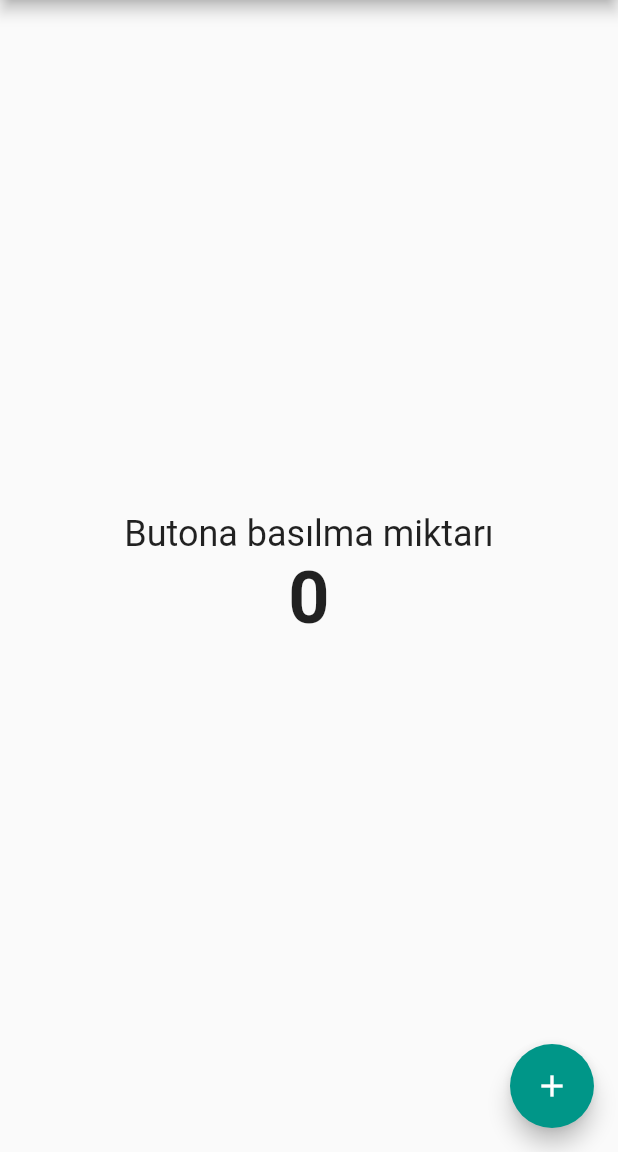
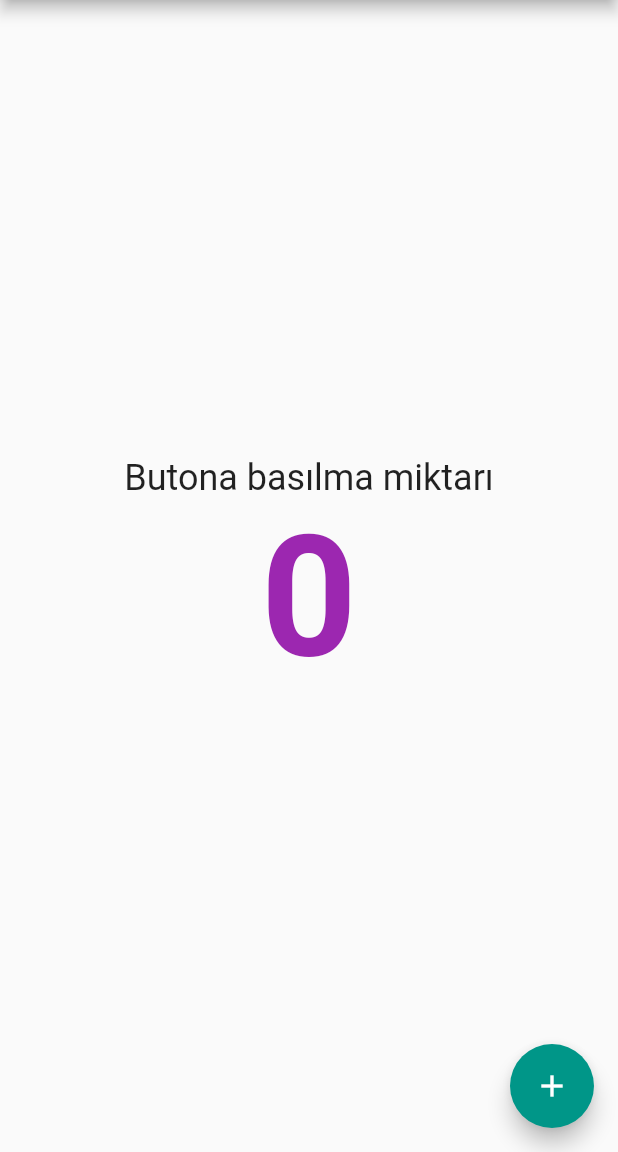
Before and after one commit to dehasuer/Flutter_practice_app, a Flutter app: the screen it shows after launch, on a phone screen of 412 x 824 dp, the part 84-1236 px from its top. Run offline on Flutter 3.47's test engine with Material 2 defaults, Android fonts, the phone set to English and light mode, and no system bars.

Commit message:
theme final

```diff
--- a/lib/main.dart
+++ b/lib/main.dart
@@ -5,7 +5,8 @@ void main() {
   runApp(MyApp());
 }
 
-class MyApp extends StatelessWidget { //değişmeyecek yapılar stateless widgetta olur.
+class MyApp extends StatelessWidget {
+  //değişmeyecek yapılar stateless widgetta olur.
   const MyApp({super.key});
 
   @override
@@ -13,13 +14,20 @@ class MyApp extends StatelessWidget { //değişmeyecek yapılar stateless widget
     debugPrint("MyApp build methodu çalıştu");
     return MaterialApp(
       title: "My Counter App",
-      theme: ThemeData(primarySwatch: Colors.teal),
+      theme: ThemeData(
+        primarySwatch: Colors.teal,
+        textTheme: TextTheme(
+          headline1:
+              TextStyle(color: Colors.purple, fontWeight: FontWeight.bold),
+        ),
+      ),
       home: MyHomePage(),
     );
   }
 }
 
-class MyHomePage extends StatefulWidget { //değişecek işlemleri stateful widgetta yapılır.
+class MyHomePage extends StatefulWidget {
+  //değişecek işlemleri stateful widgetta yapılır.
 
   const MyHomePage({super.key});
 
@@ -47,7 +55,7 @@ class _MyHomePageState extends State<MyHomePage> {
             ),
             Text(
               _sayac.toString(),
-              style: TextStyle(fontSize: 48, fontWeight: FontWeight.bold),
+              style: Theme.of(context).textTheme.headline1,
             )
           ],
         ),
@@ -63,7 +71,8 @@ class _MyHomePageState extends State<MyHomePage> {
   }
 
   void sayaciArttir() {
-    setState(() {}); //set state ile hotreload yapmadan değeri ekrana yazdırabiliyoruz.
+    setState(
+        () {}); //set state ile hotreload yapmadan değeri ekrana yazdırabiliyoruz.
     _sayac++;
   }
 }
```
